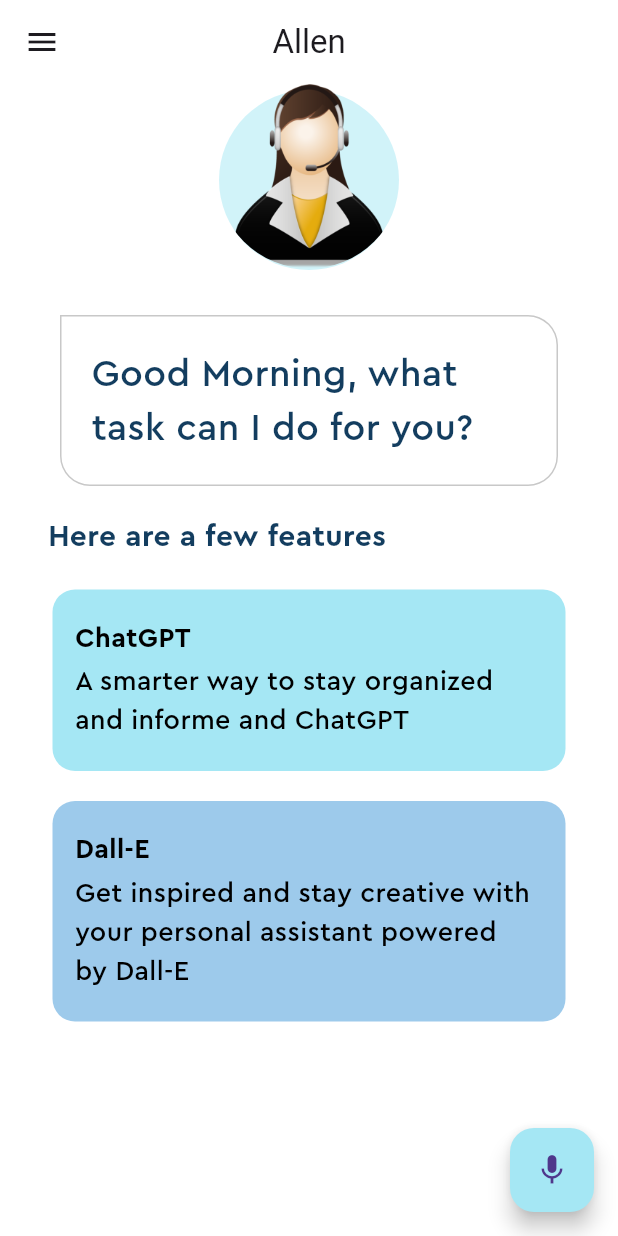
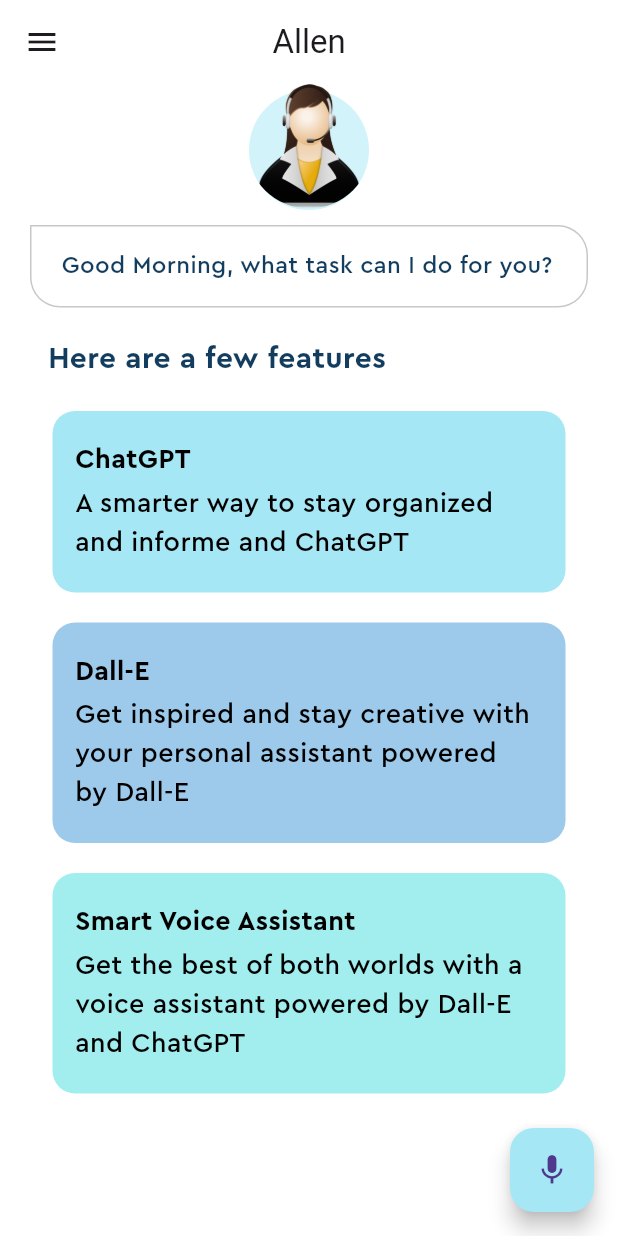
Before and after one commit to swarupcs/flutter_assistant, a Flutter app: the screen it shows after launch, on a phone screen of 412 x 824 dp. Run offline on Flutter 3.47's test engine with Material 2 defaults, Android fonts, the phone set to English and light mode, and no system bars.

Commit message:
UI Changes

```diff
--- a/lib/home_page.dart
+++ b/lib/home_page.dart
@@ -24,8 +24,8 @@
             children: [
               Center(
                 child: Container(
-                  height: 120,
-                  width: 120,
+                  height: 80,
+                  width: 80,
                   margin: const EdgeInsets.only(top: 4),
                   decoration: const BoxDecoration(
                     color: Pallete.assistantCircleColor,
@@ -34,7 +34,7 @@
                 ),
               ),
               Container(
-                height: 123,
+                height: 83,
                 decoration: const BoxDecoration(
                   shape: BoxShape.circle,
                   image: DecorationImage(
@@ -53,8 +53,8 @@
               vertical: 10,
             ),
             margin: const EdgeInsets.symmetric(
-                horizontal: 40
-            ).copyWith(top: 30),
+                horizontal: 20
+            ).copyWith(top: 10),
             decoration: BoxDecoration(
                 border: Border.all(
                   color: Pallete.borderColor,
@@ -65,12 +65,12 @@
               ),
             ),
             child:  const Padding(
-              padding: EdgeInsets.symmetric(vertical: 10.0),
+              padding: EdgeInsets.symmetric(vertical: 5.0),
               child: Text('Good Morning, what task can I do for you? ',
                 style: TextStyle(
                   fontFamily: 'Cera Pro',
                 color: Pallete.mainFontColor,
-                fontSize: 25,
+                fontSize: 16,
               ),
               ),
             ),
@@ -105,11 +105,11 @@
                 headerText: 'Dall-E',
                 descriptionText: 'Get inspired and stay creative with your personal assistant powered by Dall-E',
               ),
-              // FeatureBox(
-              //   color: Pallete.thirdSuggestionBoxColor,
-              //   headerText: 'Smart Voice Assistant',
-              //   descriptionText: 'Get the best of both worlds with a voice assistant powered by Dall-E and ChatGPT',
-              // ),
+              FeatureBox(
+                color: Pallete.thirdSuggestionBoxColor,
+                headerText: 'Smart Voice Assistant',
+                descriptionText: 'Get the best of both worlds with a voice assistant powered by Dall-E and ChatGPT',
+              ),
             ],
           )
         ],
```
